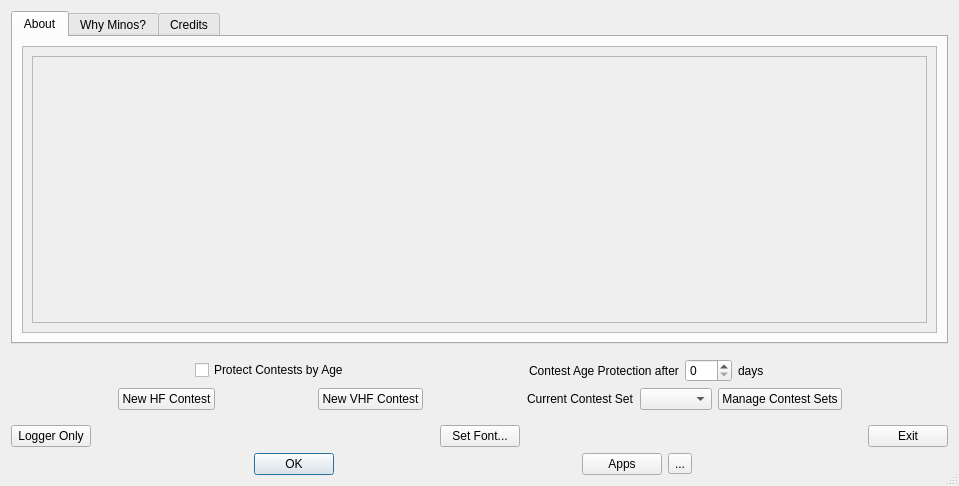
Old version of the form mqt/MqtLogger/taboutbox.ui in the repository Rsclub22/Minos2-Mirror.
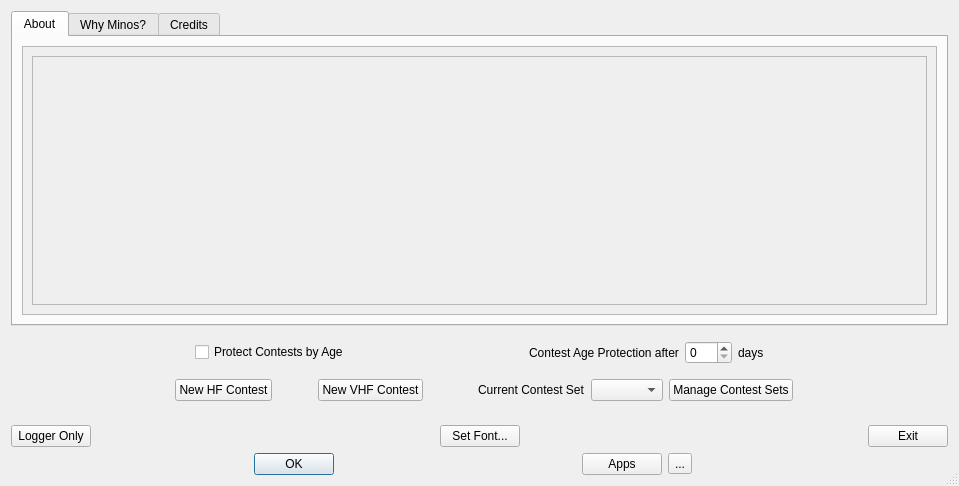
New version of the form.

Commit message: part implement and then disable "new contest" from TAboutBox

The edit to the form file:
```diff
--- a/mqt/MqtLogger/taboutbox.ui
+++ b/mqt/MqtLogger/taboutbox.ui
@@ -38,7 +38,7 @@
             <x>0</x>
             <y>0</y>
             <width>911</width>
-            <height>255</height>
+            <height>253</height>
            </rect>
           </property>
           <layout class="QVBoxLayout" name="verticalLayout_3">
@@ -222,7 +222,7 @@
        </layout>
       </item>
       <item>
-       <layout class="QHBoxLayout" name="horizontalLayout_4">
+       <layout class="QHBoxLayout" name="horizontalLayout_5">
         <item>
          <spacer name="horizontalSpacer_9">
           <property name="orientation">
@@ -237,6 +237,9 @@
          </spacer>
         </item>
         <item>
+         <widget class="QFrame" name="newContestFrame">
+          <layout class="QHBoxLayout" name="horizontalLayout_4">
+           <item>
          <widget class="QPushButton" name="newHFButton">
           <property name="text">
            <string>New HF Contest</string>
@@ -275,6 +278,9 @@
            </size>
           </property>
          </spacer>
+           </item>
+          </layout>
+         </widget>
         </item>
         <item>
          <widget class="QLabel" name="label">
```
Left out of the diff: 4 changed lines with no effect on the pictures. Lines whose indentation alone changed are shown as unchanged. The commit also changes 7 other files.
